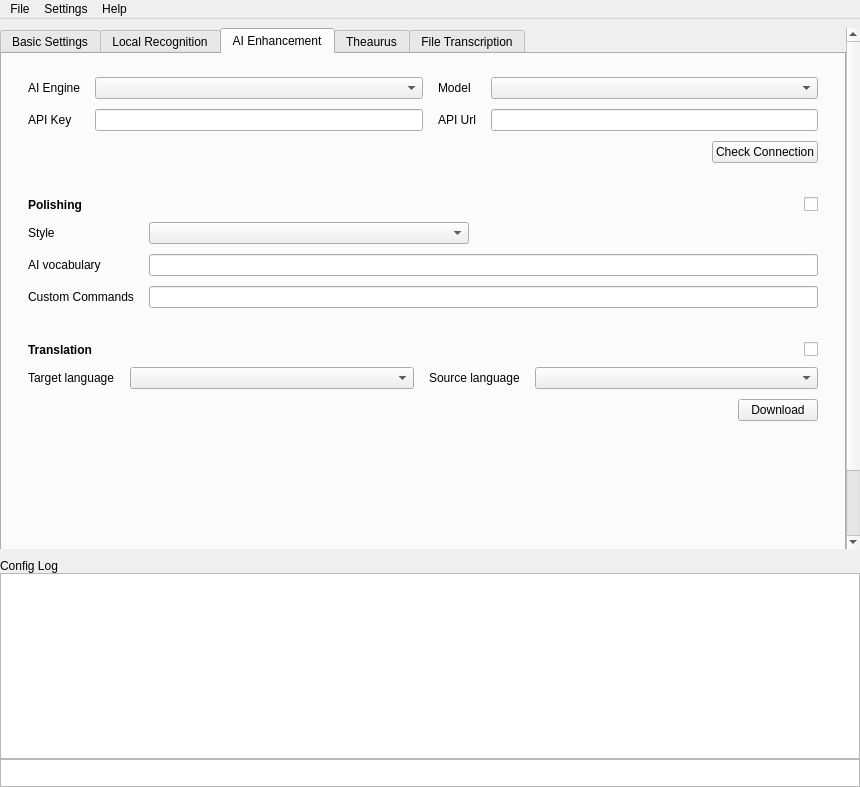
Zeuear/IME_Audio, file src/app/MainWin.ui: the form before one commit.
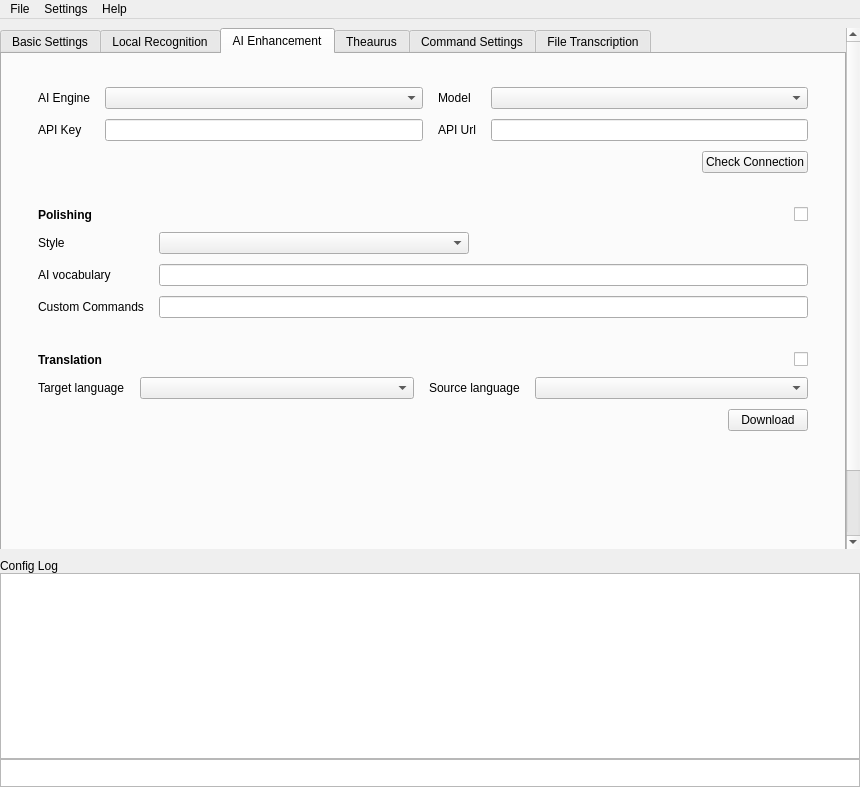
The form after the commit. The open tabs and pages were chosen to show the change. Icons and pictures are not drawn. Custom widgets are drawn as their Qt base class.

Commit message:
feat(snippets): 新增话术库（树形管理、Google 表格导入、搜索弹窗、语音快捷码提示）
- SnippetStore 延迟 500ms 合并写盘，搜索/快捷码匹配走缓存索引
- SnippetTreeModel 预算文件夹话术数与检索串，缩略图按路径+mtime 缓存并按目标尺寸解码
- SnippetWidget 缩放窗口时防抖重算行高
- 新增 SnippetPaster、ForegroundWindow（三平台）与 InputInjector 粘贴接口

What changed in the file:
```diff
--- a/src/app/MainWin.ui
+++ b/src/app/MainWin.ui
@@ -824,6 +824,18 @@
             <property name="spacing">
              <number>10</number>
             </property>
+            <property name="leftMargin">
+             <number>10</number>
+            </property>
+            <property name="topMargin">
+             <number>10</number>
+            </property>
+            <property name="rightMargin">
+             <number>10</number>
+            </property>
+            <property name="bottomMargin">
+             <number>10</number>
+            </property>
             <item>
              <widget class="QFrame" name="ai_service_card">
               <property name="card" stdset="0">
@@ -1106,6 +1118,16 @@
           </item>
          </layout>
         </widget>
+        <widget class="QWidget" name="snippets">
+         <attribute name="title">
+          <string>Command Settings</string>
+         </attribute>
+         <layout class="QVBoxLayout" name="verticalLayout_snippets">
+          <item>
+           <widget class="SnippetWidget" name="snippet_widget" native="true"/>
+          </item>
+         </layout>
+        </widget>
         <widget class="QWidget" name="file_transcribe">
          <attribute name="title">
           <string>File Transcription</string>
@@ -1507,6 +1529,12 @@
    <header>ui/pages/DictationLogWidget.h</header>
    <container>1</container>
   </customwidget>
+  <customwidget>
+   <class>SnippetWidget</class>
+   <extends>QWidget</extends>
+   <header>ui/pages/SnippetWidget.h</header>
+   <container>1</container>
+  </customwidget>
   <customwidget>
    <class>TermWidget</class>
    <extends>QWidget</extends>
```
The commit also changes 49 other files.
